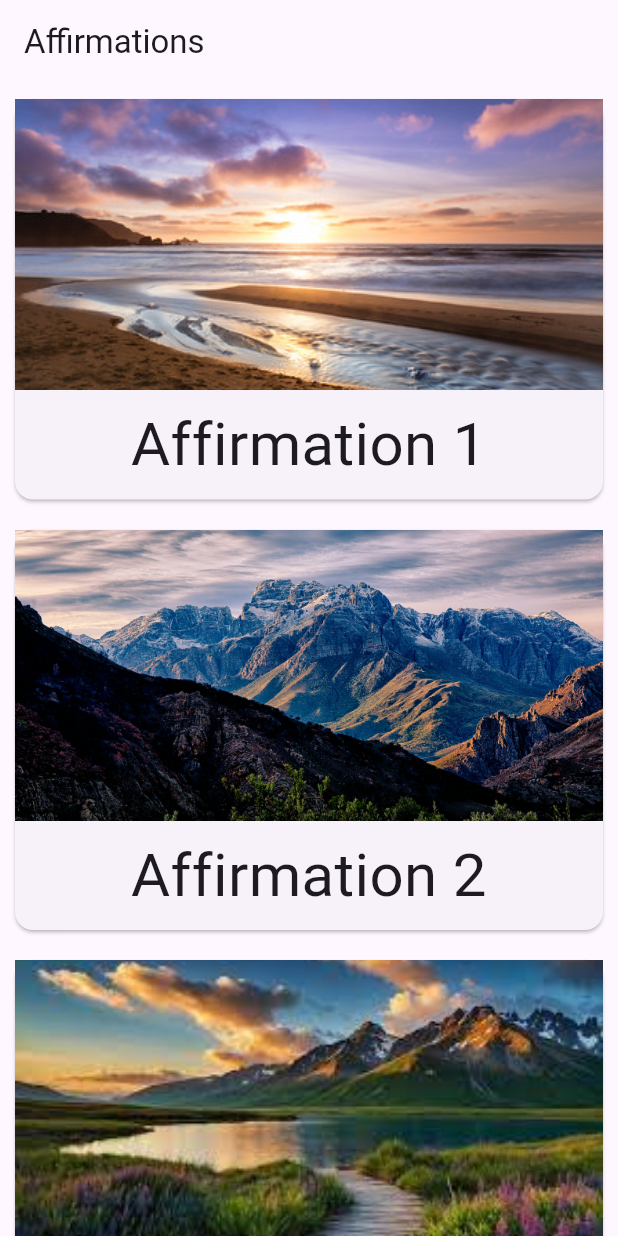
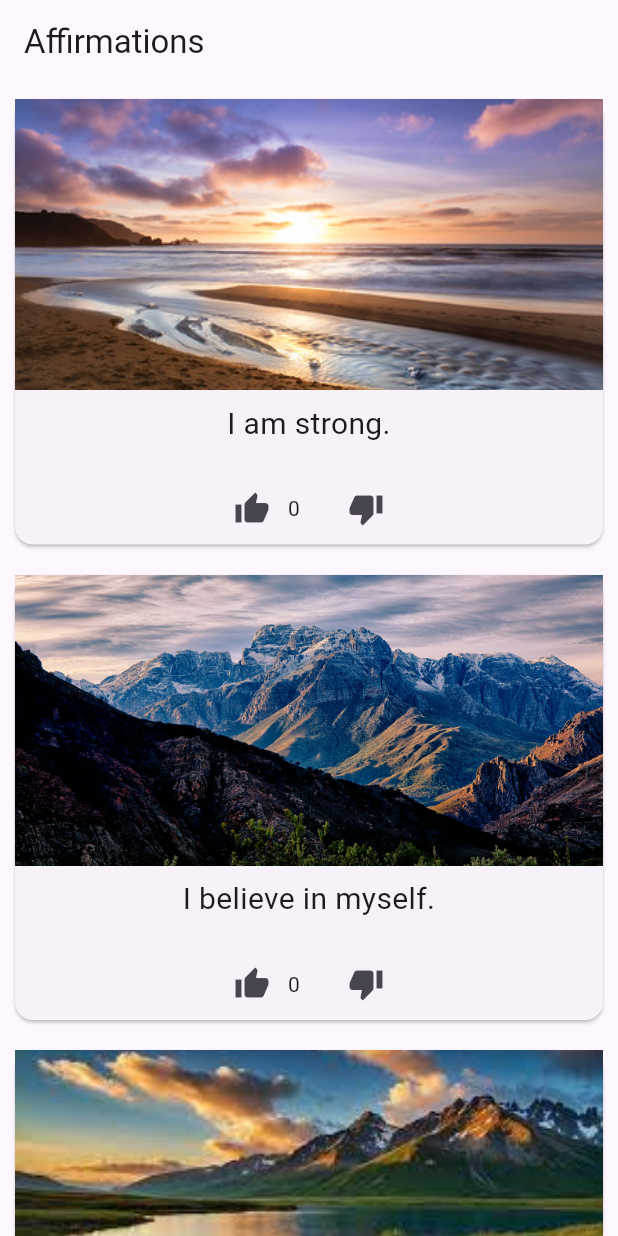
Before and after one commit to Rayengharby/Widget_Activity2, a Flutter app: the screen it shows after launch, on a phone screen of 412 x 824 dp. Run offline on Flutter 3.47's test engine with Material 3 defaults, Android fonts, the phone set to English and light mode, and no system bars.

Commit message:
Seconde Commit For Activity2

```diff
--- /dev/null
+++ b/lib/data/AppConstant.dart
@@ -0,0 +1,26 @@
+// Listes de constantes pour les affirmations et les images
+const List<String> affirmations = [
+  "I am strong.",
+  "I believe in myself.",
+  "Each day is a new opportunity to grow and be a better version of myself.",
+  "Every challenge in my life is an opportunity to learn from.",
+  "I have so much to be grateful for.",
+  "Good things are always coming into my life.",
+  "New opportunities await me at every turn.",
+  "I have the courage to follow my heart.",
+  "Things will unfold at precisely the right time.",
+  "I will be present in all the moments that this day brings."
+];
+
+const List<String> photos = [
+  "assets/image1.jpg",
+  "assets/image2.jpg",
+  "assets/image3.jpg",
+  "assets/image4.jpg",
+  "assets/image5.jpg",
+  "assets/image6.jpg",
+  "assets/image8.jpg",
+  "assets/image9.jpg",
+  "assets/image10.jpg",
+
+];
--- /dev/null
+++ b/lib/data/Loaddata.dart
@@ -0,0 +1,15 @@
+import '../../domain/affirmation.dart';
+import 'AppConstant.dart';
+
+List<Affirmation> loaddata() {
+  // Assurez-vous que les listes ont la même longueur
+  final length = affirmations.length < photos.length ? affirmations.length : photos.length;
+
+  return List.generate(
+    length,
+    (index) => Affirmation(
+      image: photos[index],
+      desc: affirmations[index],
+    ),
+  );
+}
--- /dev/null
+++ b/lib/domain/affirmation.dart
@@ -0,0 +1,7 @@
+// lib/domain/affirmation.dart
+class Affirmation {
+  final String image;
+  final String desc;
+
+  Affirmation({required this.image, required this.desc});
+}
--- a/lib/main.dart
+++ b/lib/main.dart
@@ -1,4 +1,6 @@
 import 'package:flutter/material.dart';
+import 'data/loaddata.dart';
+import 'domain/affirmation.dart';
 
 void main() {
   runApp(const MyApp());
@@ -34,11 +36,18 @@ class ScaffoldSample extends StatelessWidget {
   }
 }
 
-class AffirmationCard extends StatelessWidget {
+class AffirmationCard extends StatefulWidget {
   final String imagePath;
   final String title;
 
   const AffirmationCard({super.key, required this.imagePath, required this.title});
+
+  @override
+  _AffirmationCardState createState() => _AffirmationCardState();
+}
+
+class _AffirmationCardState extends State<AffirmationCard> {
+  int likeCount = 0;
 
   @override
   Widget build(BuildContext context) {
@@ -49,7 +58,7 @@ class AffirmationCard extends StatelessWidget {
         crossAxisAlignment: CrossAxisAlignment.center,
         children: [
           Image.asset(
-            imagePath,
+            widget.imagePath,
             height: 194,
             width: 600,
             fit: BoxFit.cover,
@@ -57,10 +66,34 @@ class AffirmationCard extends StatelessWidget {
           Padding(
             padding: const EdgeInsets.all(8.0),
             child: Text(
-              title,
+              widget.title,
               textAlign: TextAlign.center,
-              style: const TextStyle(fontSize: 40),
+              style: const TextStyle(fontSize: 20),
             ),
+          ),
+          const SizedBox(height: 10),
+          Row(
+            mainAxisAlignment: MainAxisAlignment.center,
+            children: [
+              IconButton(
+                icon: const Icon(Icons.thumb_up),
+                onPressed: () {
+                  setState(() {
+                    likeCount++;
+                  });
+                },
+              ),
+              Text('$likeCount'),
+              const SizedBox(width: 20),
+              IconButton(
+                icon: const Icon(Icons.thumb_down),
+                onPressed: () {
+                  setState(() {
+                    if (likeCount > 0) likeCount--;
+                  });
+                },
+              ),
+            ],
           ),
         ],
       ),
@@ -73,13 +106,17 @@ class AffirmationList extends StatelessWidget {
 
   @override
   Widget build(BuildContext context) {
-    return ListView(
-      children: const [
-        AffirmationCard(imagePath: "assets/image1.jpg", title: "Affirmation 1"),
-        AffirmationCard(imagePath: "assets/image2.jpg", title: "Affirmation 2"),
-        AffirmationCard(imagePath: "assets/image3.jpg", title: "Affirmation 3"),
-        AffirmationCard(imagePath: "assets/image4.jpg", title: "Affirmation 4"),
-      ],
+    final affirmations = loaddata();
+
+    return ListView.builder(
+      itemCount: affirmations.length,
+      itemBuilder: (context, index) {
+        final affirmation = affirmations[index];
+        return AffirmationCard(
+          imagePath: affirmation.image,
+          title: affirmation.desc,
+        );
+      },
     );
   }
 }
--- a/pubspec.yaml
+++ b/pubspec.yaml
@@ -57,6 +57,12 @@ flutter:
     - assets/image2.jpg
     - assets/image3.jpg
     - assets/image4.jpg
+    - assets/image5.jpg
+    - assets/image6.jpg
+    - assets/image7.jpg
+    - assets/image8.jpg
+    - assets/image9.jpg
+    - assets/image10.jpg
 
 
 
```
Also changed, not shown: assets/image10.jpg (added), assets/image5.jpg (added), assets/image6.jpg (added), assets/image7.jpg (added), assets/image8.jpg (added), assets/image9.jpg (added).
